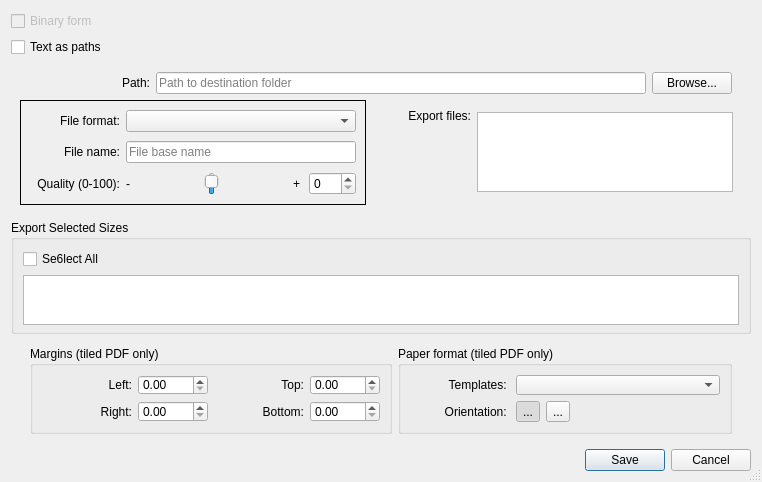
Qt form src/app/seamly2d/dialogs/export_layout_dialog.ui (FashionFreedom/Seamly2D) before a commit.
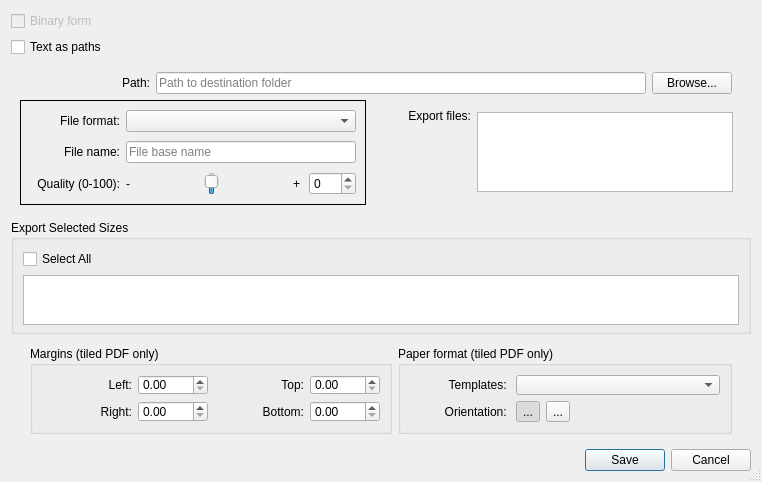
The same form after that commit. Icons and pictures are not drawn. Custom widgets are drawn as their Qt base class.

```diff
--- a/src/app/seamly2d/dialogs/export_layout_dialog.ui
+++ b/src/app/seamly2d/dialogs/export_layout_dialog.ui
@@ -506,7 +506,7 @@
       <item>
        <widget class="QCheckBox" name="selectAll_CheckBox">
         <property name="text">
-         <string>Se6lect All</string>
+         <string>Select All</string>
         </property>
        </widget>
       </item>
```
